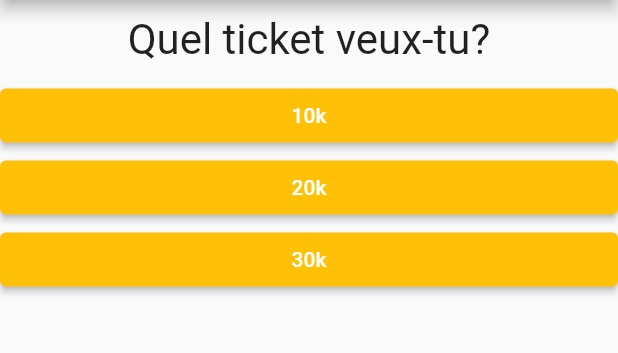
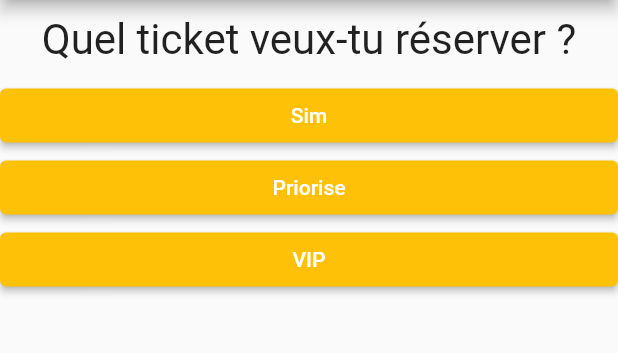
Before and after one commit to Oswald-Faust/Flutter-First-App, a Flutter app: the screen it shows after launch, on a phone screen of 412 x 824 dp, the part 84-437 px from its top. Run offline on Flutter 3.47's test engine with Material 2 defaults, Android fonts, the phone set to English and light mode, and no system bars.

Commit message:
score implementation

```diff
--- a/lib/main.dart
+++ b/lib/main.dart
@@ -15,16 +15,28 @@ class MyApp extends StatefulWidget {
 class _MyAppState extends State<MyApp> {
   static const tickets = [
     {
-      'question': 'Quel ticket veux-tu?',
-      'answer': ['10k', '20k', '30k'],
+      'question': 'Quel ticket veux-tu réserver ?',
+      'answer': [
+        {'text': 'Sim', 'type': '10k'},
+        {'text': 'Priorise', 'type': '35k'},
+        {'text': 'VIP', 'type': '50k'},
+      ],
     },
     {
       'question': 'Quel artiste veux-tu voir ?',
-      'answer': ['DidiB', 'Nekfeu', 'Damso'],
+      'answer': [ {'text': 'DidiB', 'type' : '4'},
+        {'text': 'Nekfeu', 'type' : '14'},
+        {'text': 'Lefa', 'type' : '8'},
+        {'text': 'Zayn', 'type' : '14'},
+        {'text': 'Harry Styles', 'type' : '8'}
+     ],
     },
     {
       'question': 'Heure du show',
-      'answer': ['15 heures', '18 heures', '20 heures'],
+      'answer': [   {'text': '14 heures', 'type' : '6'},
+        {'text': '18 heures', 'type' : '6'},
+        {'text': '17 heures', 'type' : '12'}
+      ],
     },
   ];
 
@@ -55,8 +67,7 @@ class _MyAppState extends State<MyApp> {
                   questionIndex: _questionIndex,
                   tickets: tickets,
                 )
-              : Result( )
-      ),
+              : Result()),
     );
   }
 }
--- a/lib/quizz.dart
+++ b/lib/quizz.dart
@@ -18,8 +18,8 @@ class Quizz extends StatelessWidget {
     return Column(
       children: [
         Question(tickets[questionIndex]['question'].toString()),
-        ...(tickets[questionIndex]['answer'] as List<String>).map((answer) {
-          return Answer(chooseTicket, answer);
+        ...(tickets[questionIndex]['answer'] as List<Map<String, Object >>).map((answer) {
+          return Answer(chooseTicket, answer['text' ]);
         }).toList()
       ],
     );
```
